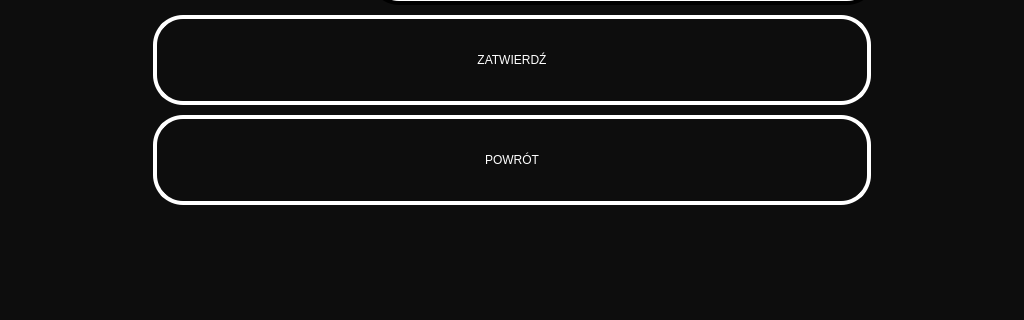
Old version of the form Raspberry QT/AddOrEditPassScreen.ui in the repository lukaszwazny/E-kiosk; both pictures show x 0 to 1024 and y 355 to 675 of the 1024 by 768 pixel window.
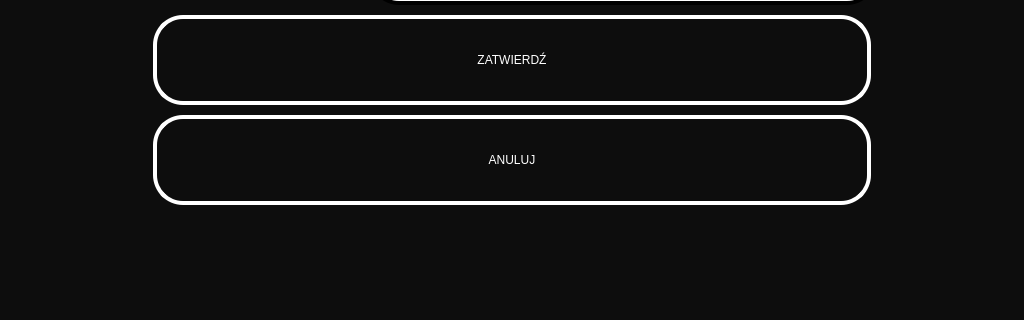
New version of the form.

```diff
--- a/Raspberry QT/AddOrEditPassScreen.ui
+++ b/Raspberry QT/AddOrEditPassScreen.ui
@@ -226,7 +226,7 @@
 color: rgb(255, 255, 255);</string>
    </property>
    <property name="text">
-    <string>POWRÓT</string>
+    <string>ANULUJ</string>
    </property>
   </widget>
   <widget class="QLineEdit" name="cena">
```
